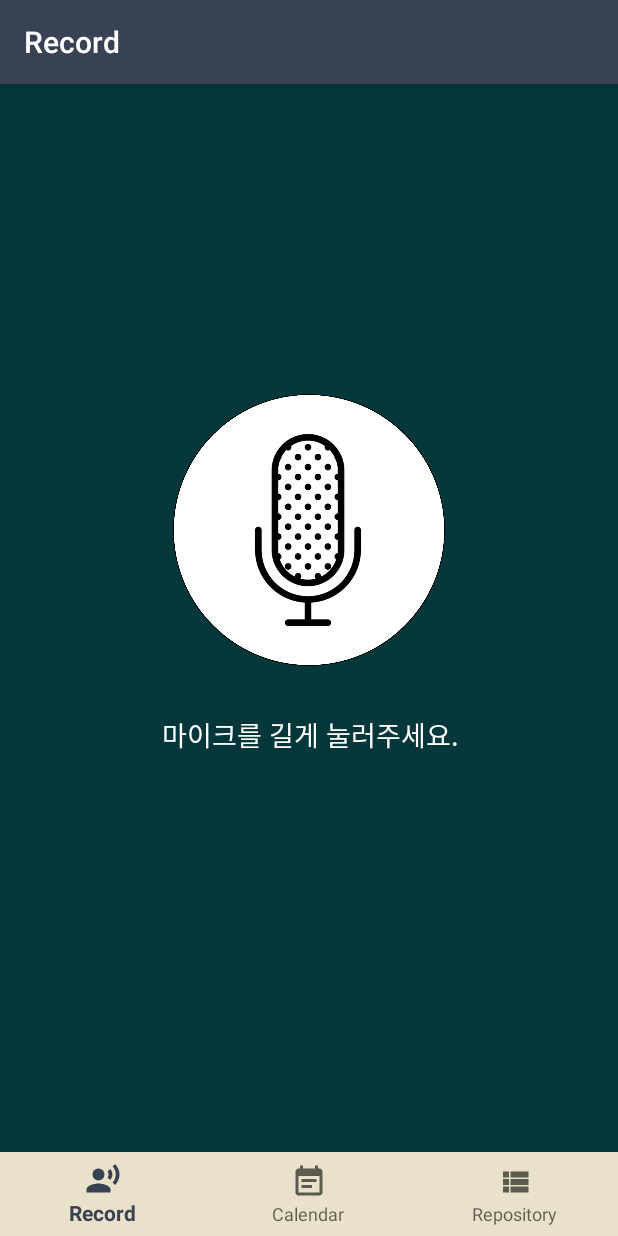
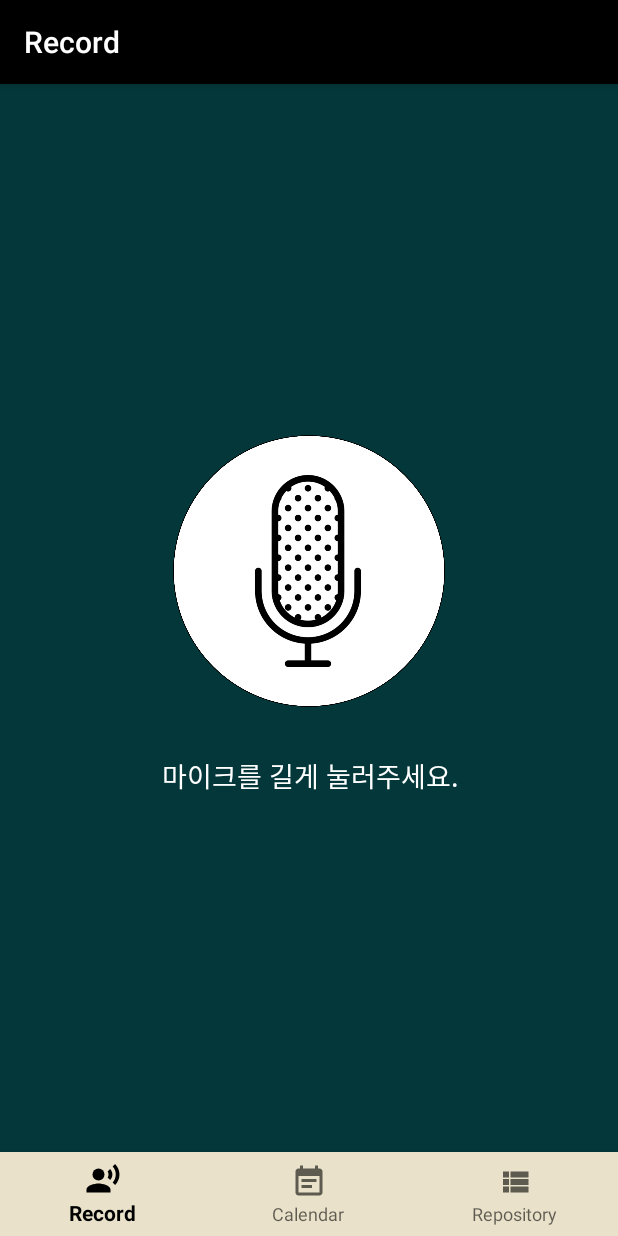
Before and after one commit to MartinNoh/VoiceCalendar, an Android app: the screen it shows after launch (MainActivity), on a phone screen of 412 x 824 dp. Run offline under Robolectric (Android 15) with nearby library versions, the phone set to English and light mode, and no system bars; our stand-ins replace navigation-ui.

Commit message:
VoiceCalendar design material_calendar_view ver1 commit

```diff
--- a/app/build.gradle
+++ b/app/build.gradle
@@ -25,7 +25,7 @@ android {
 
 dependencies {
     implementation fileTree(dir: 'libs', include: ['*.jar'])
-
+    implementation 'com.github.prolificinteractive:material-calendarview:2.0.0'
     implementation 'androidx.appcompat:appcompat:1.1.0'
     implementation 'com.google.android.material:material:1.1.0'
     implementation 'androidx.constraintlayout:constraintlayout:1.1.3'
--- a/app/src/main/AndroidManifest.xml
+++ b/app/src/main/AndroidManifest.xml
@@ -1,8 +1,10 @@
 <?xml version="1.0" encoding="utf-8"?>
 <manifest xmlns:android="http://schemas.android.com/apk/res/android"
     package="com.androidcode.voicecalendar">
+
     <uses-permission android:name="android.permission.INTERNET" />
     <uses-permission android:name="android.permission.RECORD_AUDIO" />
+
     <application
         android:allowBackup="true"
         android:icon="@mipmap/ic_launcher"
@@ -10,6 +12,7 @@
         android:roundIcon="@mipmap/ic_launcher_round"
         android:supportsRtl="true"
         android:theme="@style/AppTheme">
+        <activity android:name=".calendar.CalendarActivity"></activity>
         <activity
             android:name=".MainActivity"
             android:label="@string/app_name">
--- a/app/src/main/java/com/androidcode/voicecalendar/fragment/CalendarFragment.java
+++ b/app/src/main/java/com/androidcode/voicecalendar/fragment/CalendarFragment.java
@@ -19,6 +19,7 @@ import com.androidcode.voicecalendar.R;
 import com.androidcode.voicecalendar.db.DBHelper;
 import com.androidcode.voicecalendar.recyclerView.RecyclerViewCustomAdapterCalendar;
 import com.androidcode.voicecalendar.recyclerView.RecyclerViewDictionary;
+import com.google.android.material.datepicker.MaterialCalendar;
 
 import java.text.SimpleDateFormat;
 import java.util.ArrayList;
--- a/app/src/main/res/layout/fragment_record.xml
+++ b/app/src/main/res/layout/fragment_record.xml
@@ -33,7 +33,7 @@
         app:layout_constraintHorizontal_bias="0.498"
         app:layout_constraintStart_toStartOf="parent"
         app:layout_constraintTop_toTopOf="parent"
-        app:layout_constraintVertical_bias="0.302" />
+        app:layout_constraintVertical_bias="0.349" />
 
     <TextView
         android:id="@+id/tv_sttResult"
--- a/app/src/main/res/layout/fragment_repository.xml
+++ b/app/src/main/res/layout/fragment_repository.xml
@@ -8,15 +8,17 @@
     <androidx.recyclerview.widget.RecyclerView
         android:id="@+id/recyclerview_main_list"
         android:layout_width="match_parent"
-        android:layout_height="match_parent"
+        android:layout_height="392dp"
         android:scrollbarFadeDuration="0"
         android:scrollbarSize="5dp"
         android:scrollbarThumbVertical="@android:color/darker_gray"
         android:scrollbars="vertical"
         app:layout_constraintBottom_toBottomOf="parent"
+        app:layout_constraintHorizontal_bias="0.0"
         app:layout_constraintLeft_toLeftOf="parent"
         app:layout_constraintRight_toRightOf="parent"
         app:layout_constraintTop_toTopOf="parent"
+        app:layout_constraintVertical_bias="0.0"
         app:layout_constraintVertical_weight="9" />
 
 </androidx.constraintlayout.widget.ConstraintLayout>
--- a/app/src/main/res/values/colors.xml
+++ b/app/src/main/res/values/colors.xml
@@ -1,6 +1,6 @@
 <?xml version="1.0" encoding="utf-8"?>
 <resources>
-    <color name="colorPrimary">#384252</color>
-    <color name="colorPrimaryDark">#384252</color>
-    <color name="colorAccent">#384252</color>
+    <color name="colorPrimary">#000000</color>
+    <color name="colorPrimaryDark">#000000</color>
+    <color name="colorAccent">#000000</color>
 </resources>
--- a/app/src/main/res/values/styles.xml
+++ b/app/src/main/res/values/styles.xml
@@ -1,3 +1,4 @@
+<?xml version="1.0" encoding="UTF-8"?>
 <resources>
 
     <!-- Base application theme. -->
@@ -7,5 +8,4 @@
         <item name="colorPrimaryDark">@color/colorPrimaryDark</item>
         <item name="colorAccent">@color/colorAccent</item>
     </style>
-
 </resources>
```
Also changed, not shown: app/src/main/res/layout/fragment_calendar.xml (+23 -13 lines).
